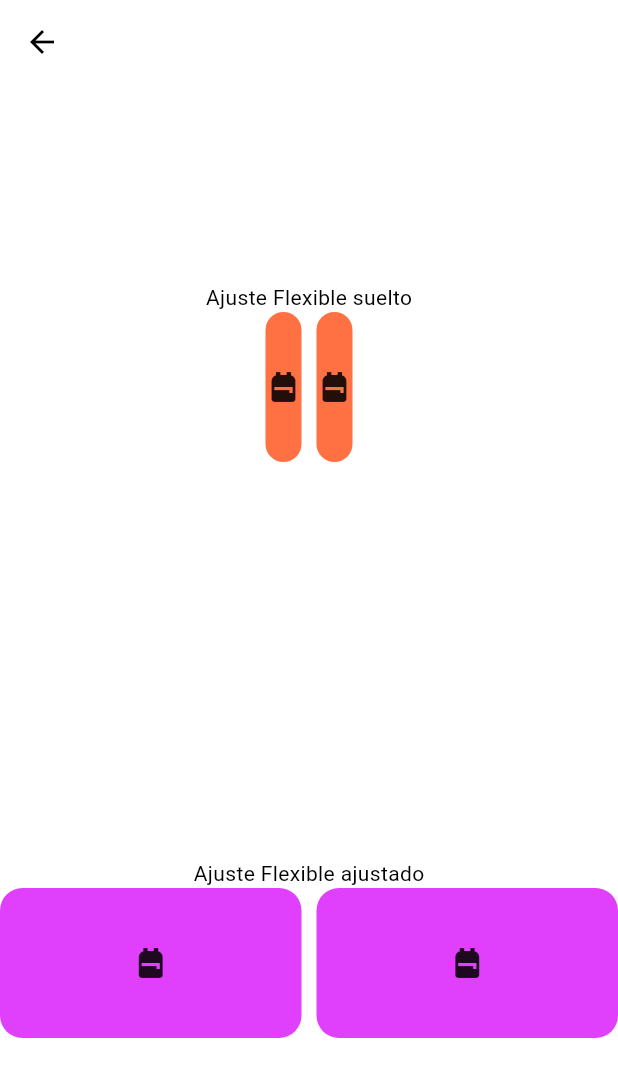
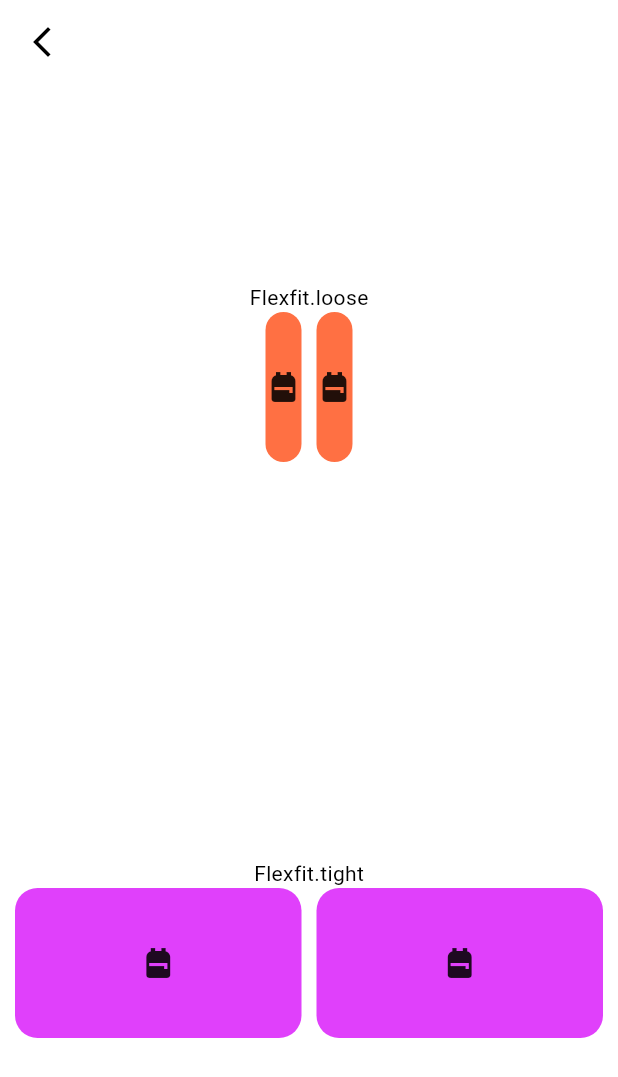
Before and after one commit to Faustino2023/prueba1, a Flutter app: the FlexibleWidget screen opened by its route, on a phone screen of 412 x 824 dp. Shown: the top 1077 px of the screen. Run offline on Flutter 3.47's test engine with Material 2 defaults, Android fonts, the phone set to English and light mode, and no system bars.

Commit message:
Modificación en archivo Flexible

```diff
--- a/lib/pages/flexible.dart
+++ b/lib/pages/flexible.dart
@@ -1,17 +1,25 @@
 import 'package:flutter/material.dart';
 
 class FlexibleWidget extends StatelessWidget {
-  const FlexibleWidget({Key? key});
+  const FlexibleWidget({Key? key}) : super(key: key);
   @override
   Widget build(BuildContext context) {
     return Scaffold(
-      appBar: AppBar(),
-      body: Column(
+      appBar: AppBar(
+        leading: GestureDetector(
+            onTap: () {
+              Navigator.pop(context);
+            },
+            child: const Icon(Icons.arrow_back_ios_new)),
+      ),
+      body: Padding(
+        padding: const EdgeInsets.symmetric(horizontal: 10),
+        child: Column(
           mainAxisAlignment: MainAxisAlignment.spaceAround,
           children: [
             Column(
               children: [
-              const Text("Ajuste Flexible suelto"),
+                const Text("Flexfit.loose"),
                 Row(
                   mainAxisAlignment: MainAxisAlignment.center,
                   children: [
@@ -39,7 +47,7 @@ class FlexibleWidget extends StatelessWidget {
                           borderRadius: BorderRadius.circular(15),
                           color: Colors.deepOrange[400],
                         ),
-                      child: Icon(Icons.backpack),
+                        child: const Icon(Icons.backpack),
                       ),
                     )
                   ],
@@ -48,7 +56,7 @@ class FlexibleWidget extends StatelessWidget {
             ),
             Column(
               children: [
-              const Text("Ajuste Flexible ajustado"),
+                const Text("Flexfit.tight"),
                 Row(
                   children: [
                     Flexible(
@@ -63,7 +71,7 @@ class FlexibleWidget extends StatelessWidget {
                         child: const Icon(Icons.backpack),
                       ),
                     ),
-                  SizedBox(
+                    const SizedBox(
                       width: 10,
                     ),
                     Flexible(
@@ -75,7 +83,7 @@ class FlexibleWidget extends StatelessWidget {
                           borderRadius: BorderRadius.circular(15),
                           color: Colors.purpleAccent,
                         ),
-                      child: Icon(Icons.backpack),
+                        child: const Icon(Icons.backpack),
                       ),
                     )
                   ],
@@ -84,6 +92,7 @@ class FlexibleWidget extends StatelessWidget {
             )
           ],
         ),
+      ),
     );
   }
 }
```
Also changed, not shown: lib/pages/menu.dart (+7 -3 lines), lib/pages/safearea.dart (+20 -19 lines). Lines whose indentation alone changed are shown as unchanged.
